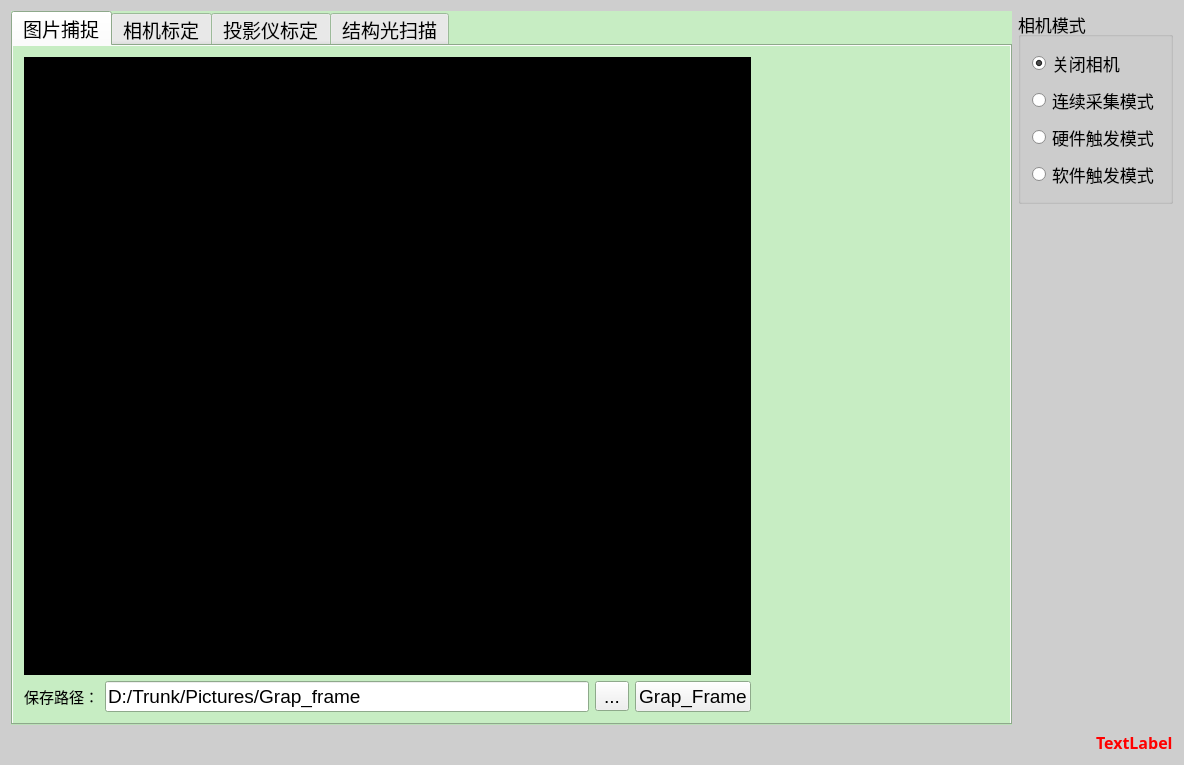
First picture: the form in Products/SLight/StructureLight/mainwindow.ui, repository lijian103/Trunk, before the edit.
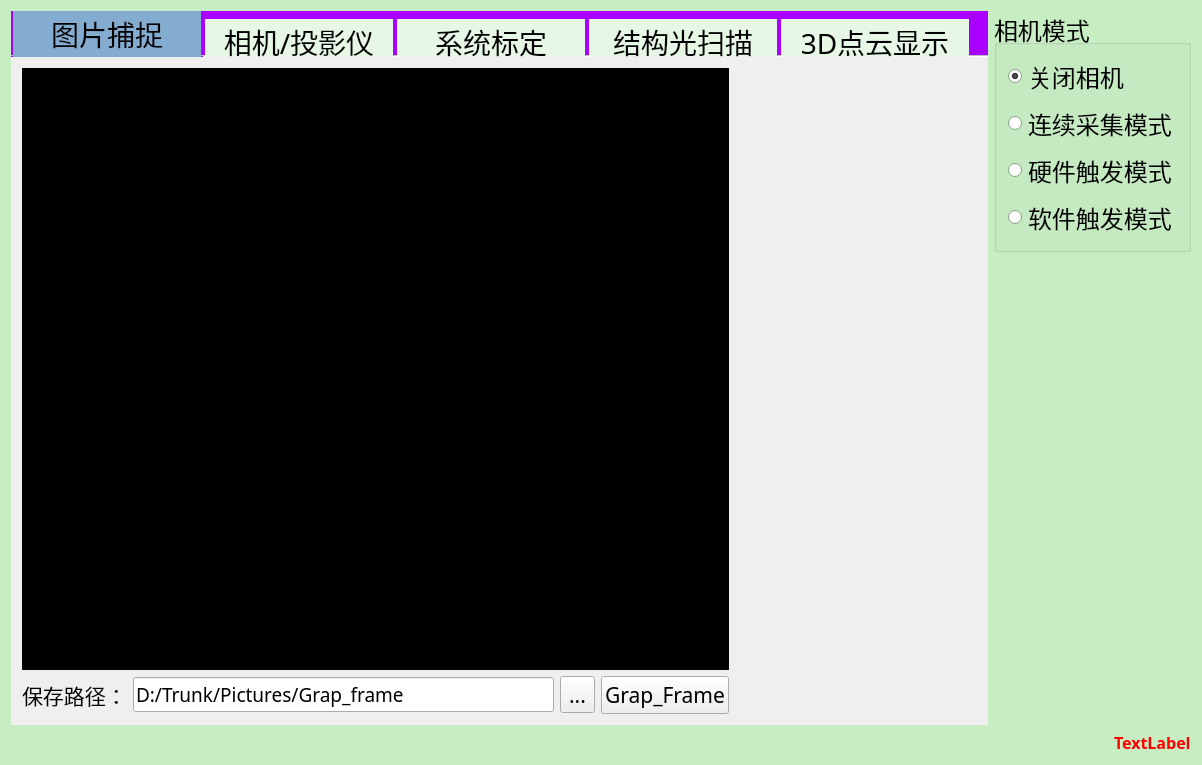
Second picture: the form after the edit. The open tabs and pages were chosen to show the change. Icons and pictures are not drawn.

Commit message: 界面完美解决显示

Patch:
```diff
--- a/Products/SLight/StructureLight/mainwindow.ui
+++ b/Products/SLight/StructureLight/mainwindow.ui
@@ -25,9 +25,9 @@
      <colorrole role="Window">
       <brush brushstyle="SolidPattern">
        <color alpha="255">
-        <red>206</red>
-        <green>206</green>
-        <blue>206</blue>
+        <red>199</red>
+        <green>237</green>
+        <blue>195</blue>
        </color>
       </brush>
      </colorrole>
@@ -45,9 +45,9 @@
      <colorrole role="Window">
       <brush brushstyle="SolidPattern">
        <color alpha="255">
-        <red>206</red>
-        <green>206</green>
-        <blue>206</blue>
+        <red>199</red>
+        <green>237</green>
+        <blue>195</blue>
        </color>
       </brush>
      </colorrole>
@@ -56,24 +56,30 @@
      <colorrole role="Base">
       <brush brushstyle="SolidPattern">
        <color alpha="255">
-        <red>206</red>
-        <green>206</green>
-        <blue>206</blue>
+        <red>199</red>
+        <green>237</green>
+        <blue>195</blue>
        </color>
       </brush>
      </colorrole>
      <colorrole role="Window">
       <brush brushstyle="SolidPattern">
        <color alpha="255">
-        <red>206</red>
-        <green>206</green>
-        <blue>206</blue>
+        <red>199</red>
+        <green>237</green>
+        <blue>195</blue>
        </color>
       </brush>
      </colorrole>
     </disabled>
    </palette>
   </property>
+  <property name="font">
+   <font>
+    <family>Arial</family>
+    <pointsize>20</pointsize>
+   </font>
+  </property>
   <property name="windowTitle">
    <string>StructureLight</string>
   </property>
@@ -118,9 +124,9 @@
            <colorrole role="Window">
             <brush brushstyle="SolidPattern">
              <color alpha="255">
-              <red>199</red>
-              <green>237</green>
-              <blue>195</blue>
+              <red>170</red>
+              <green>0</green>
+              <blue>255</blue>
              </color>
             </brush>
            </colorrole>
@@ -138,9 +144,9 @@
            <colorrole role="Window">
             <brush brushstyle="SolidPattern">
              <color alpha="255">
-              <red>199</red>
-              <green>237</green>
-              <blue>195</blue>
+              <red>170</red>
+              <green>0</green>
+              <blue>255</blue>
              </color>
             </brush>
            </colorrole>
@@ -149,18 +155,18 @@
            <colorrole role="Base">
             <brush brushstyle="SolidPattern">
              <color alpha="255">
-              <red>199</red>
-              <green>237</green>
-              <blue>195</blue>
+              <red>170</red>
+              <green>0</green>
+              <blue>255</blue>
              </color>
             </brush>
            </colorrole>
            <colorrole role="Window">
             <brush brushstyle="SolidPattern">
              <color alpha="255">
-              <red>199</red>
-              <green>237</green>
-              <blue>195</blue>
+              <red>170</red>
+              <green>0</green>
+              <blue>255</blue>
              </color>
             </brush>
            </colorrole>
@@ -169,12 +175,27 @@
         </property>
         <property name="font">
          <font>
-          <pointsize>14</pointsize>
+          <family>宋体</family>
+          <pointsize>16</pointsize>
          </font>
         </property>
         <property name="autoFillBackground">
          <bool>true</bool>
         </property>
+        <property name="styleSheet">
+         <string notr="true">QTabBar::tab{width: 188px;height:46px;font:28px;color:black}
+
+
+
+QTabBar::tab:selected{margin-left: 1.5;margin-right: 1.5;color: black;background-color:rgb(132, 171, 208);} 
+
+QTabBar::tab:!selected{margin-left: 1.5;margin-right: 1.5;color: black;background-color:rgb(230,247, 230);}
+
+
+QTabBar::tab:hover:!selected{color: black;margin-left: 0;margin-right: 0;background-color:white;} 
+
+QTabBar::tab:!selected{margin-top:8px;margin-bottom:-8px;}</string>
+        </property>
         <property name="tabPosition">
          <enum>QTabWidget::North</enum>
         </property>
@@ -185,7 +206,7 @@
          <number>0</number>
         </property>
         <property name="documentMode">
-         <bool>false</bool>
+         <bool>true</bool>
         </property>
         <property name="tabsClosable">
          <bool>false</bool>
@@ -200,6 +221,21 @@
          <property name="enabled">
           <bool>true</bool>
          </property>
+         <property name="palette">
+          <palette>
+           <active/>
+           <inactive/>
+           <disabled/>
+          </palette>
+         </property>
+         <property name="font">
+          <font>
+           <family>宋体</family>
+           <pointsize>16</pointsize>
+           <weight>50</weight>
+           <bold>false</bold>
+          </font>
+         </property>
          <property name="autoFillBackground">
           <bool>true</bool>
          </property>
@@ -326,8 +362,8 @@
              <widget class="QLabel" name="label_4">
               <property name="font">
                <font>
-                <family>仿宋</family>
-                <pointsize>11</pointsize>
+                <family>宋体</family>
+                <pointsize>16</pointsize>
                </font>
               </property>
               <property name="text">
@@ -337,6 +373,12 @@
             </item>
             <item>
              <widget class="QLineEdit" name="lineEdit">
+              <property name="font">
+               <font>
+                <family>宋体</family>
+                <pointsize>14</pointsize>
+               </font>
+              </property>
               <property name="text">
                <string>D:/Trunk/Pictures/Grap_frame</string>
               </property>
@@ -344,6 +386,12 @@
             </item>
             <item>
              <widget class="QToolButton" name="toolButton_2">
+              <property name="font">
+               <font>
+                <family>宋体</family>
+                <pointsize>16</pointsize>
+               </font>
+              </property>
               <property name="text">
                <string>...</string>
               </property>
@@ -351,6 +399,12 @@
             </item>
             <item>
              <widget class="QPushButton" name="pushButton">
+              <property name="font">
+               <font>
+                <family>宋体</family>
+                <pointsize>16</pointsize>
+               </font>
+              </property>
               <property name="text">
                <string>Grap_Frame</string>
               </property>
@@ -368,7 +422,7 @@
           <bool>true</bool>
          </property>
          <attribute name="title">
-          <string>相机标定</string>
+          <string>相机/投影仪</string>
          </attribute>
         </widget>
         <widget class="QWidget" name="tab_2">
@@ -382,7 +436,7 @@
           <bool>true</bool>
          </property>
          <attribute name="title">
-          <string>投影仪标定</string>
+          <string>系统标定</string>
          </attribute>
          <widget class="QLabel" name="label_10">
           <property name="geometry">
@@ -1204,6 +1258,14 @@
           </item>
          </layout>
         </widget>
+        <widget class="QWidget" name="tab_4">
+         <property name="autoFillBackground">
+          <bool>true</bool>
+         </property>
+         <attribute name="title">
+          <string>3D点云显示</string>
+         </attribute>
+        </widget>
        </widget>
       </item>
       <item>
@@ -1218,7 +1280,7 @@
           </property>
           <property name="font">
            <font>
-            <pointsize>13</pointsize>
+            <pointsize>18</pointsize>
            </font>
           </property>
           <property name="title">
```
Left out of the diff: 50 changed lines with no effect on the pictures. The commit also changes 13 other files.
